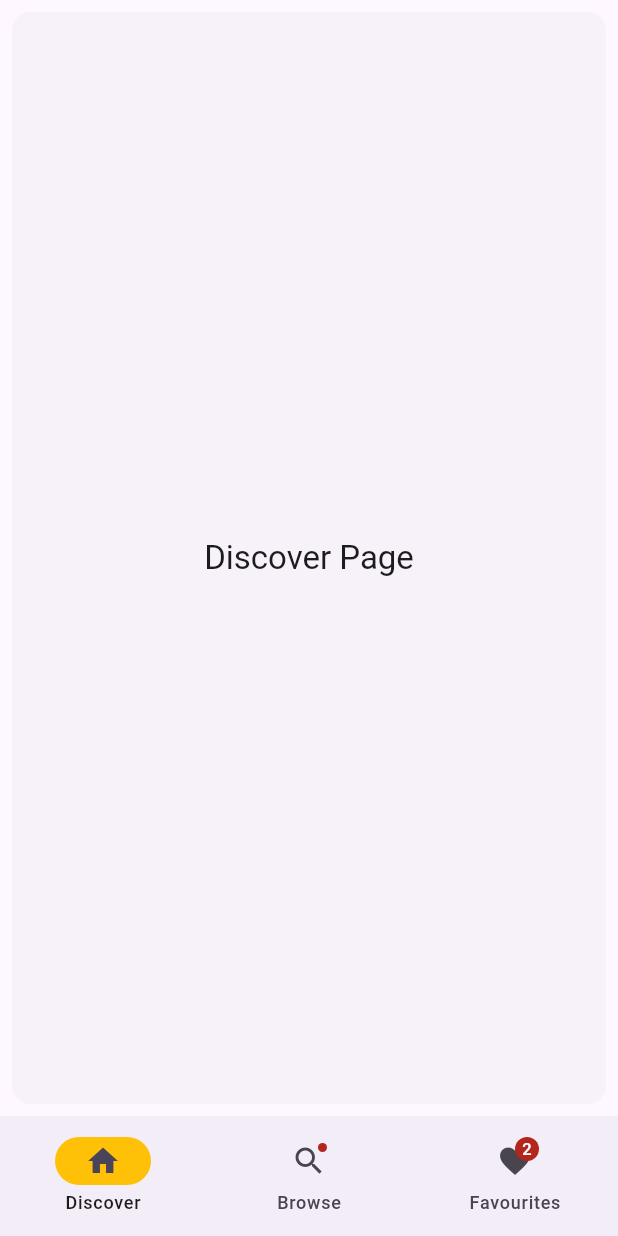
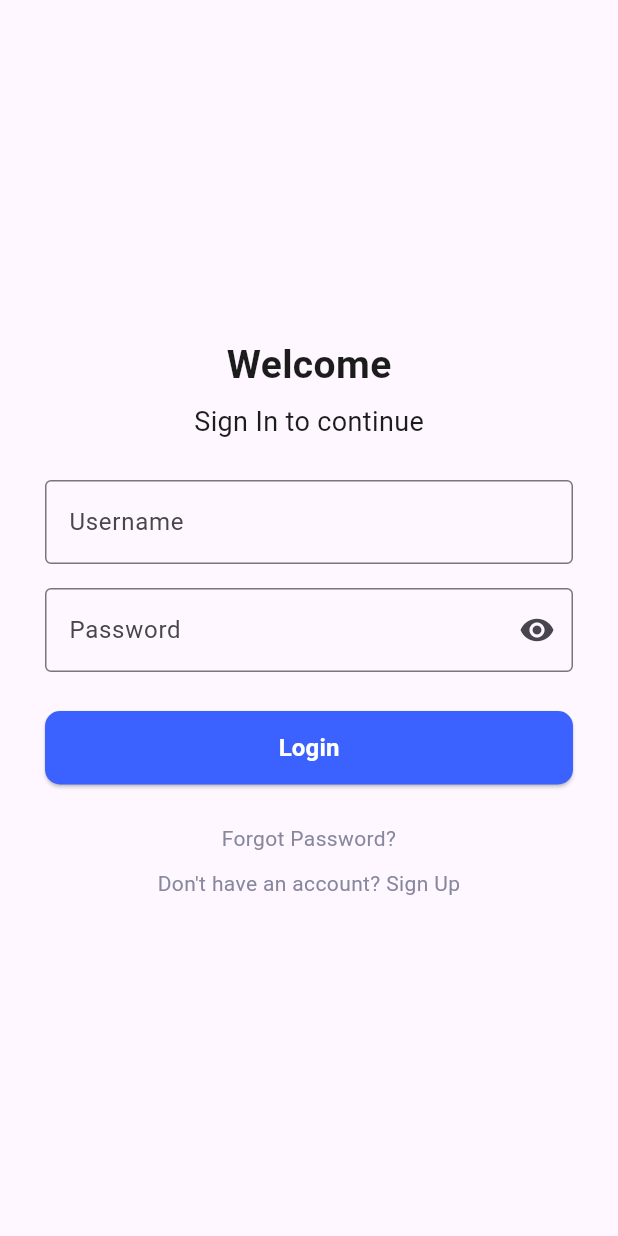
Before and after one commit to Shravani-Bacchu/marketplace_application, a Flutter app: the screen it shows after launch, on a phone screen of 412 x 824 dp. Run offline on Flutter 3.47's test engine with Material 3 defaults, Android fonts, the phone set to English and light mode, and no system bars; our stand-ins replace material_ui; Roboto replaces fonts that are missing (Poppins).

Commit message:
feat: implement basic log-in page

```diff
--- a/lib/main.dart
+++ b/lib/main.dart
@@ -1,135 +1,169 @@
+// ignore_for_file: library_private_types_in_public_api
+
 import 'package:material_ui/material_ui.dart';
 
-/// Flutter code sample for [NavigationBar].
+void main() {
+  runApp(MyApp());
+}
 
-void main() => runApp(const NavigationBarApp());
-
-class NavigationBarApp extends StatelessWidget {
-  const NavigationBarApp({super.key});
+class MyApp extends StatelessWidget {
+  const MyApp({super.key});
 
   @override
   Widget build(BuildContext context) {
-    return const MaterialApp(home: NavigationExample());
+    return MaterialApp(
+      title: 'MarketPlace Application',
+      theme: ThemeData(
+        primarySwatch: Colors.blue,
+      ),
+      home: LoginPage(),
+    );
   }
 }
 
-class NavigationExample extends StatefulWidget {
-  const NavigationExample({super.key});
+class LoginPage extends StatefulWidget {
+  const LoginPage({super.key});
 
   @override
-  State<NavigationExample> createState() => _NavigationExampleState();
+  _LoginPageState createState() => _LoginPageState();
 }
 
-class _NavigationExampleState extends State<NavigationExample> {
-  int currentPageIndex = 0;
+class _LoginPageState extends State<LoginPage> {
+  final _usernameController = TextEditingController();
+  final _passwordController = TextEditingController();
+
+  // Controls password visibility
+  bool _obscureText = true;
+
+  @override
+  void dispose() {
+    _usernameController.dispose();
+    _passwordController.dispose();
+    super.dispose();
+  }
 
   @override
   Widget build(BuildContext context) {
-    final ThemeData theme = Theme.of(context);
     return Scaffold(
-      bottomNavigationBar: NavigationBar(
-        onDestinationSelected: (int index) {
+      body: Center(
+        child: Padding(
+          padding: const EdgeInsets.all(30.0),
+          child: Column(
+            mainAxisAlignment: MainAxisAlignment.center,
+            crossAxisAlignment: CrossAxisAlignment.center,
+            children: [
+              Text(
+                'Welcome',
+                style: TextStyle(
+                  fontFamily: 'Poppins',
+                  fontWeight: FontWeight.bold,
+                  fontSize: 26,
+                  color: Color(0xFF1C1C1C),
+                ),
+              ),
+
+              SizedBox(height: 6),
+
+              Text(
+                'Sign In to continue',
+                style: TextStyle(
+                  fontFamily: 'Poppins',
+                  fontWeight: FontWeight.normal,
+                  fontSize: 18,
+                  color: Color(0xFF1C1C1C),
+                ),
+              ),
+
+              SizedBox(height: 26),
+
+              TextField(
+                controller: _usernameController,
+                decoration: InputDecoration(
+                  labelText: 'Username',
+                  border: OutlineInputBorder(),
+                ),
+              ),
+
+              SizedBox(height: 16),
+
+              // Password field with visibility toggle
+              TextFormField(
+                controller: _passwordController,
+                obscureText: _obscureText,
+                decoration: InputDecoration(
+                  labelText: 'Password',
+                  border: OutlineInputBorder(),
+                  suffixIcon: IconButton(
+                    icon: Icon(
+                      _obscureText
+                          ? Icons.visibility
+                          : Icons.visibility_off,
+                    ),
+                    onPressed: () {
                       setState(() {
-            currentPageIndex = index;
+                        _obscureText = !_obscureText;
                       });
                     },
-        indicatorColor: Colors.amber,
-        selectedIndex: currentPageIndex,
-        destinations: const <Widget>[
-          NavigationDestination(
-            selectedIcon: Icon(Icons.home),
-            icon: Icon(Icons.home_outlined),
-            label: 'Discover',
-          ),
-          NavigationDestination(
-            icon: Badge(child: Icon(Icons.search)),
-            label: 'Browse',
-          ),
-          NavigationDestination(
-            icon: Badge(label: Text('2'), child: Icon(Icons.favorite)),
-            label: 'Favourites',
-          ),
-        ],
-      ),
-      body: <Widget>[
-        /// Home page
-        Card(
-          shadowColor: Colors.transparent,
-          margin: const .all(8.0),
-          child: SizedBox.expand(
-            child: Center(
-              child: Text('Discover Page', style: theme.textTheme.titleLarge),
                   ),
                 ),
               ),
 
-        /// Notifications page
-        const Padding(
-          padding: .all(8.0),
-          child: Column(
-            children: <Widget>[
-              Card(
-                child: ListTile(
-                  leading: Icon(Icons.notifications_sharp),
-                  title: Text('Notification 1'),
-                  subtitle: Text('This is a notification'),
+              SizedBox(height: 26),
+
+              SizedBox(
+                width: double.infinity,
+                height: 49,
+                child: ElevatedButton(
+                  onPressed: () {
+                    // Handle login
+                  },
+                  style: ElevatedButton.styleFrom(
+                    backgroundColor: Color(0xFF3B62FF),
+                    shape: RoundedRectangleBorder(
+                      borderRadius: BorderRadius.circular(10),
                     ),
                   ),
-              Card(
-                child: ListTile(
-                  leading: Icon(Icons.notifications_sharp),
-                  title: Text('Notification 2'),
-                  subtitle: Text('This is a notification'),
+                  child: Text(
+                    'Login',
+                    style: TextStyle(
+                      color: Colors.white,
+                      fontSize: 16,
+                      fontWeight: FontWeight.bold,
+                    ),
+                  ),
+                ),
+              ),
+
+              SizedBox(height: 26),
+
+              Center(
+                child: Text(
+                  'Forgot Password?',
+                  textAlign: TextAlign.center,
+                  style: TextStyle(
+                    fontSize: 14,
+                    color: Color(0xFF87879D),
+                  ),
+                ),
+              ),
+
+              SizedBox(height: 10),
+
+              Center(
+                child: Text(
+                  "Don't have an account? Sign Up",
+                  textAlign: TextAlign.center,
+                  style: TextStyle(
+                    fontFamily: 'Poppins',
+                    fontSize: 14,
+                    color: Color(0xFF87879D),
+                  ),
                 ),
               ),
             ],
           ),
         ),
-
-        /// Messages page
-        ListView.builder(
-          reverse: true,
-          itemCount: 2,
-          itemBuilder: (BuildContext context, int index) {
-            if (index == 0) {
-              return Align(
-                alignment: .centerRight,
-                child: Container(
-                  margin: const .all(8.0),
-                  padding: const .all(8.0),
-                  decoration: BoxDecoration(
-                    color: theme.colorScheme.primary,
-                    borderRadius: .circular(8.0),
-                  ),
-                  child: Text(
-                    'Hello',
-                    style: theme.textTheme.bodyLarge!.copyWith(
-                      color: theme.colorScheme.onPrimary,
-                    ),
-                  ),
       ),
     );
   }
-            return Align(
-              alignment: .centerLeft,
-              child: Container(
-                margin: const .all(8.0),
-                padding: const .all(8.0),
-                decoration: BoxDecoration(
-                  color: theme.colorScheme.primary,
-                  borderRadius: .circular(8.0),
-                ),
-                child: Text(
-                  'Hi!',
-                  style: theme.textTheme.bodyLarge!.copyWith(
-                    color: theme.colorScheme.onPrimary,
-                  ),
-                ),
-              ),
-            );
-          },
-        ),
-      ][currentPageIndex],
-    );
 }
-}
--- a/pubspec.yaml
+++ b/pubspec.yaml
@@ -5,7 +5,6 @@ version: 0.1.0+1
 
 environment:
   sdk: ^3.14.0
-
 dependencies:
   flutter:
     sdk: flutter
```
Lines whose indentation alone changed are shown as unchanged.
